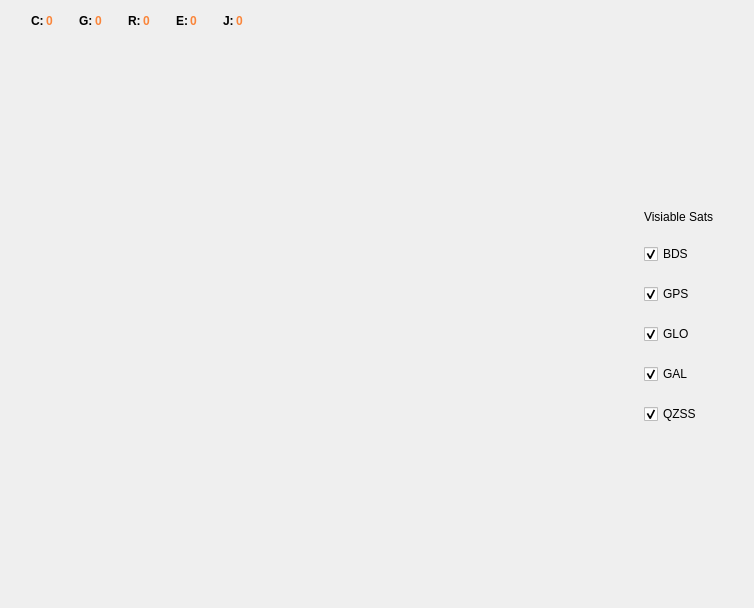
chcnav-gnss/VeriQC, file src/VeriQC_UI/SkyPlotDialog.ui: the form before one commit.
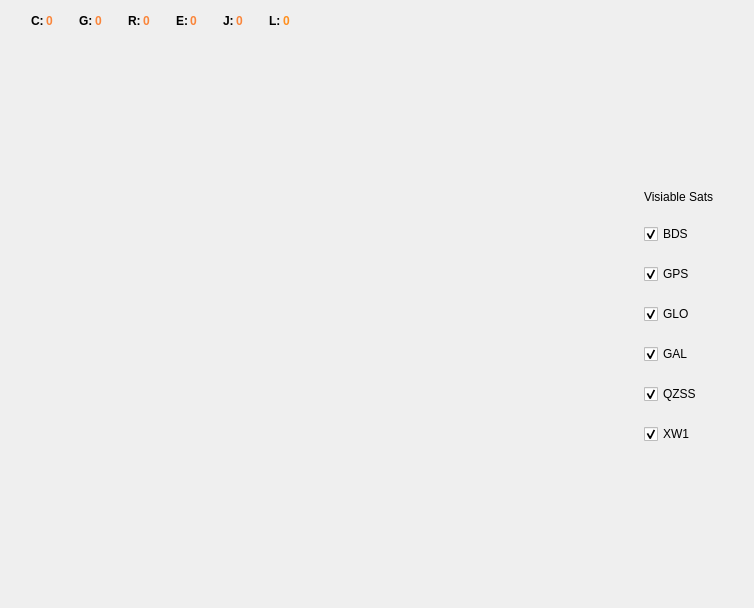
The form after the commit. Icons and pictures are not drawn. Custom widgets are drawn as their Qt base class.

```diff
--- a/src/VeriQC_UI/SkyPlotDialog.ui
+++ b/src/VeriQC_UI/SkyPlotDialog.ui
@@ -212,6 +212,46 @@
        </property>
       </widget>
      </item>
+     <item>
+      <spacer name="horizontalSpacer_8">
+       <property name="orientation">
+        <enum>Qt::Horizontal</enum>
+       </property>
+       <property name="sizeType">
+        <enum>QSizePolicy::Fixed</enum>
+       </property>
+       <property name="sizeHint" stdset="0">
+        <size>
+         <width>24</width>
+         <height>20</height>
+        </size>
+       </property>
+      </spacer>
+     </item>
+     <item>
+      <widget class="QLabel" name="label_9">
+       <property name="styleSheet">
+        <string notr="true">font-weight: bold;
+color:black;
+font-size: 1.3em;</string>
+       </property>
+       <property name="text">
+        <string>L:</string>
+       </property>
+      </widget>
+     </item>
+     <item>
+      <widget class="QLabel" name="xw1CountLabel">
+       <property name="styleSheet">
+        <string notr="true">font-weight: bold;
+color:#FF8F1F;
+font-size: 1.3em;</string>
+       </property>
+       <property name="text">
+        <string>0</string>
+       </property>
+      </widget>
+     </item>
      <item>
       <spacer name="horizontalSpacer_3">
        <property name="orientation">
@@ -402,6 +442,20 @@
             </property>
            </widget>
           </item>
+          <item>
+           <widget class="QCheckBox" name="xw1CheckBox">
+            <property name="text">
+             <string>XW1</string>
+            </property>
+            <property name="icon">
+             <iconset resource="QuiCkResource.qrc">
+              <normaloff>:/icons/Resources/Icons/xw1_20x20.png</normaloff>:/icons/Resources/Icons/xw1_20x20.png</iconset>
+            </property>
+            <property name="checked">
+             <bool>true</bool>
+            </property>
+           </widget>
+          </item>
          </layout>
         </widget>
        </item>
```
